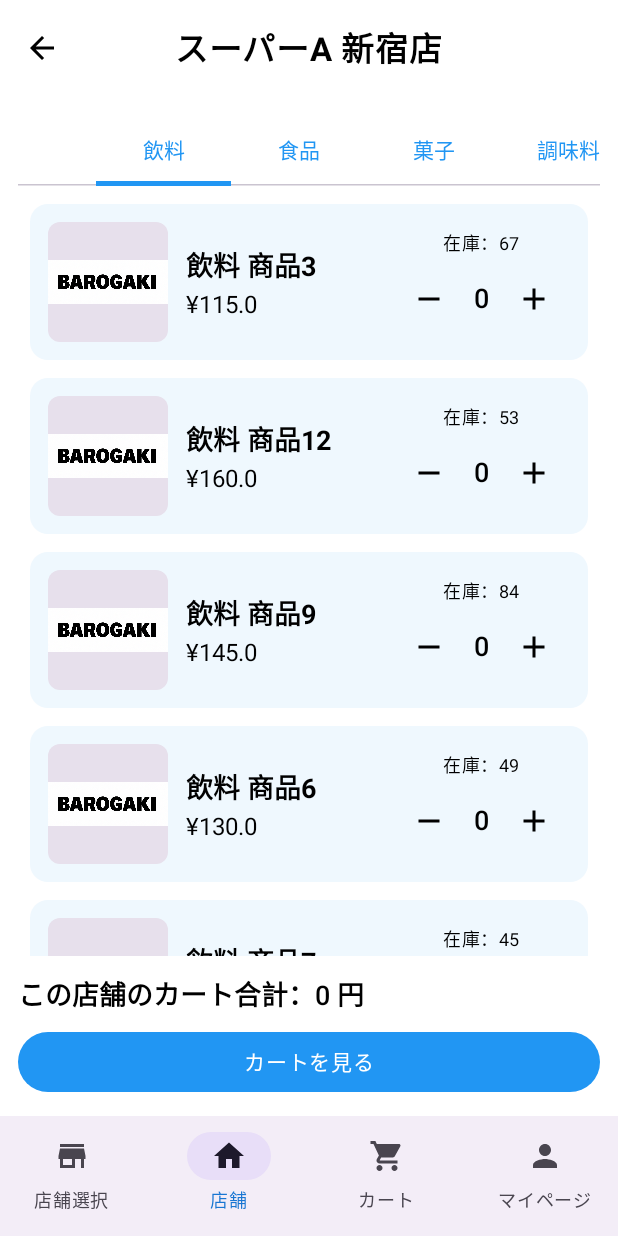
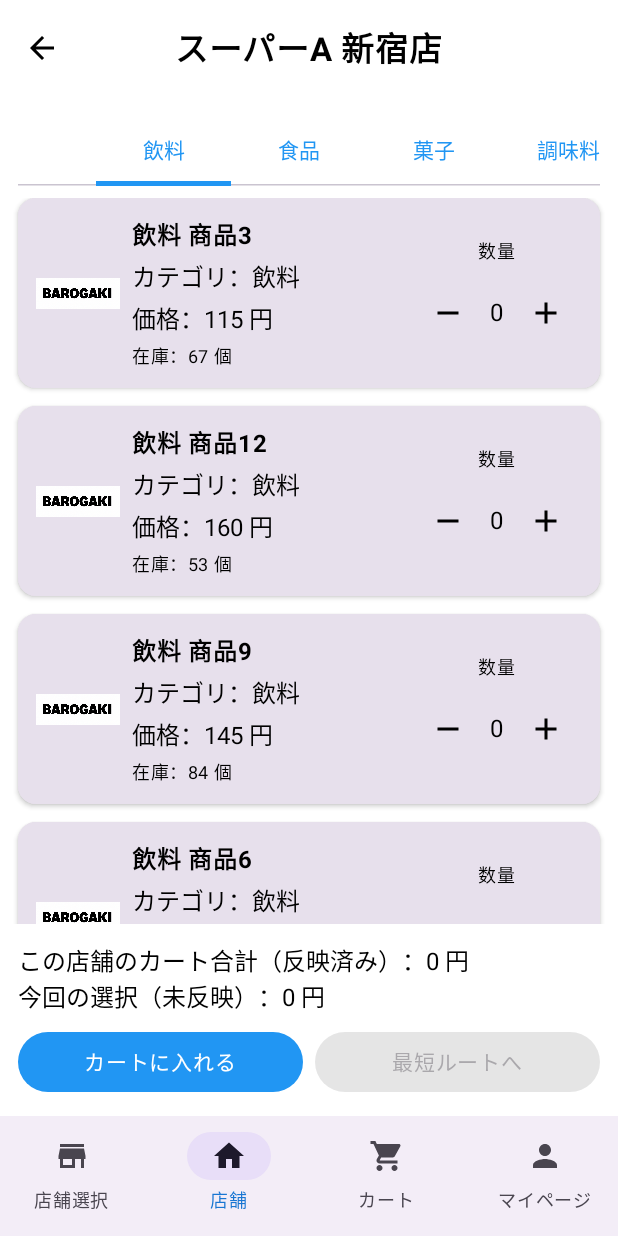
Before and after one commit to xg00410/supermarket, an Android app built with Jetpack Compose: the MenuScreen screen opened through its navigation route, on a phone screen of 412 x 824 dp. Run offline under Robolectric (Android 15) with nearby library versions, the phone set to English and light mode, and no system bars.

Commit message:
2025.11.19增加了店铺画面的按钮，但是多了两行字还没有改，不同品类切换后选购商品数量正常

```diff
--- a/app/src/main/java/com/example/supermarket/data/SelectedStoreState.kt
+++ b/app/src/main/java/com/example/supermarket/data/SelectedStoreState.kt
@@ -1,17 +1,19 @@
 // =========================================================
 // File: SelectedStoreState.kt
 // 役割:
-//   - 「直近でユーザーが見ていた店舗」の storeId を保持する簡易な状態ホルダー。
-//   - BottomNavBar（店舗タブ）などから参照して、
-//     その店舗の Menu 画面を開くために利用する。
-// 備考:
-//   - 本来は ViewModel や DataStore 等で管理すべきだが、
-//     現段階では最小限の改修に留めるため、単純なオブジェクトで実装する。
+//   - アプリ全体で「現在選択中の店舗ID」を共有するシンプルな状態ホルダー。
+//   - 本来は ViewModel などで管理するのが理想だが、卒業制作では
+//     構成をシンプルにするため object で実装している。
 // =========================================================
 
 package com.example.supermarket.data
 
+import androidx.compose.runtime.getValue
+import androidx.compose.runtime.mutableStateOf
+import androidx.compose.runtime.setValue
+
 object SelectedStoreState {
-    // デフォルトは新宿店（S001）
-    var currentStoreId: String = "S001"
+    // デフォルト店舗: 新宿店 (S001)
+    // アプリ起動直後や、まだ店舗を選択していない場合に使う。
+    var currentStoreId by mutableStateOf("S001")
 }
--- a/app/src/main/java/com/example/supermarket/models/Product.kt
+++ b/app/src/main/java/com/example/supermarket/models/Product.kt
@@ -42,5 +42,5 @@ data class Product(
     val stock: Int,
 
     @DrawableRes
-    val imageRes: Int?       // 本地图片资源ID
+    val imageRes: Int       // 本地图片资源ID
 )
--- a/app/src/main/java/com/example/supermarket/ui/AppNavHost.kt
+++ b/app/src/main/java/com/example/supermarket/ui/AppNavHost.kt
@@ -1,13 +1,10 @@
 // =========================================================
 // File: AppNavHost.kt
-// アプリ全体のナビゲーション制御
-// 設計書ID: なし（ナビゲーション）
-// 役割:
-//   - 画面ID（Routes）に基づいて各画面を NavHost に登録する。
-//   - Login → Main → 店舗選択 → Menu → カート → Route → 履歴
-//     という一連の導線をここで定義する。
-// 更新者: 郭
-// 更新日: 2025-11-18
+// 说明：应用整体导航控制（中文修正版）
+// 核心修复：
+//   1. 记住用户“当前选中的店铺”
+//   2. BottomNav 进入菜单时不再固定为 S001
+//   3. 所有进入菜单的路径都同步更新 SelectedStoreState
 // =========================================================
 
 package com.example.supermarket.ui.theme
@@ -25,14 +22,8 @@ import com.example.supermarket.ui.screens.successscreen.LoginSuccessScreen
 import com.example.supermarket.ui.screens.successscreen.PasswordResetSuccessScreen
 import com.example.supermarket.ui.screens.successscreen.RegisterSuccessScreen
 import com.example.supermarket.viewmodel.CartViewModel
+import com.example.supermarket.data.SelectedStoreState   // ★ 新增：记录当前店铺
 
-/**
- * アプリ全体の画面遷移を管理する NavHost。
- *
- * @param navController  画面遷移を行う NavHostController
- * @param cartViewModel  カート・履歴を共有する ViewModel
- * @param modifier       親の Scaffold から渡される余白など
- */
 @Composable
 fun AppNavHost(
     navController: NavHostController,
@@ -46,15 +37,10 @@ fun AppNavHost(
     ) {
 
         // ------------------------
-        // メイン・認証系
+        // 起始 / 登录注册
         // ------------------------
-        composable(Routes.MAIN) {
-            MainScreen(navController)
-        }
-
-        composable(Routes.LOGIN) {
-            LoginScreen(navController = navController)
-        }
+        composable(Routes.MAIN) { MainScreen(navController) }
+        composable(Routes.LOGIN) { LoginScreen(navController) }
 
         composable(Routes.LOGIN_SUCCESS) {
             LoginSuccessScreen(
@@ -100,21 +86,13 @@ fun AppNavHost(
         }
 
         // ------------------------
-        // 店舗選択・位置情報
+        // 店铺选择 3 层级
         // ------------------------
-        composable(Routes.STORE_SELECT) {
-            StoreSelectScreen(navController)
-        }
+        composable(Routes.STORE_SELECT) { StoreSelectScreen(navController) }
+        composable(Routes.GPS_PERMISSION) { GpsPermissionScreen(navController) }
+        composable(Routes.STORE_MAP) { StoreMapScreen(navController) }
 
-        composable(Routes.GPS_PERMISSION) {
-            GpsPermissionScreen(navController)
-        }
-
-        composable(Routes.STORE_MAP) {
-            StoreMapScreen(navController)
-        }
-
-        // 第二層：地域 → 都道府県
+        // 第二层：区域 → 都道府县
         composable(
             route = Routes.STORE_PREFECTURE + "/{regionId}"
         ) { backStack ->
@@ -122,7 +100,7 @@ fun AppNavHost(
             StorePrefectureScreen(navController, regionId)
         }
 
-        // 第三層：都道府県 or キーワード → 店舗一覧
+        // 第三层：检索结果（关键词 or 都道府县）
         composable(
             route = Routes.STORE_RESULT + "/keyword={keyword}/pref={pref}"
         ) { backStack ->
@@ -131,97 +109,86 @@ fun AppNavHost(
             StoreResultScreen(navController, keyword, pref)
         }
 
-        // 店舗詳細
+        // 店铺详情
         composable(
             route = "${Routes.STORE_DETAIL}/{storeId}",
             arguments = listOf(navArgument("storeId") { type = NavType.StringType })
         ) { backStackEntry ->
             val storeId = backStackEntry.arguments?.getString("storeId") ?: ""
-            StoreDetailScreen(
+
+            // ★ 进入店铺详情时记录店铺
+            SelectedStoreState.currentStoreId = storeId
+
+            StoreDetailScreen(navController, storeId)
+        }
+
+        // 旧版本 store_region（你若不用可以不打开）
+        composable(
+            route = "${Routes.STORE_REGION}/{prefecture}",
+            arguments = listOf(navArgument("prefecture") { type = NavType.StringType })
+        ) {
+            StoreRegionScreen(navController, it.arguments?.getString("prefecture") ?: "")
+        }
+
+        // 店铺地图（扩展）
+        composable(
+            route = "${Routes.STORE_MAP_EXPANDED}/{storeId}",
+            arguments = listOf(navArgument("storeId") { type = NavType.StringType })
+        ) {
+            StoreMapExpandedScreen(navController, it.arguments?.getString("storeId") ?: "")
+        }
+
+        // ------------------------
+        // 商品菜单（最重要）
+        // ------------------------
+
+        // ① MENU（无参数）→ 用“最近选的店”
+        composable(Routes.MENU) {
+            val current = SelectedStoreState.currentStoreId
+            MenuScreen(
                 navController = navController,
-                storeId = storeId
+                cartViewModel = cartViewModel,
+                storeId = current
             )
         }
 
-        // 既存：都道府県→店舗一覧（旧仕様 store_region）
-        composable(
-            route = "${Routes.STORE_REGION}/{prefecture}",
-            arguments = listOf(navArgument("prefecture") { type = NavType.StringType })
-        ) { backStackEntry ->
-            val prefecture = backStackEntry.arguments?.getString("prefecture") ?: ""
-            StoreRegionScreen(
-                navController = navController,
-                prefecture = prefecture
-            )
-        }
-
-        // 店舗内マップ拡大
-        composable(
-            route = "${Routes.STORE_MAP_EXPANDED}/{storeId}",
-            arguments = listOf(navArgument("storeId") { type = NavType.StringType })
-        ) { backStackEntry ->
-            val storeId = backStackEntry.arguments?.getString("storeId") ?: ""
-            StoreMapExpandedScreen(
-                navController = navController,
-                storeId = storeId
-            )
-        }
-
-        // ------------------------
-        // 商品一覧・カート
-        // ------------------------
-        composable(Routes.MENU) {
-            // デフォルト店舗（仮に S001 とする）
-            MenuScreen(
-                navController = navController,
-                cartViewModel = cartViewModel,
-                storeId = "S001"
-            )
-        }
-
+        // ② MENU/{storeId} → 更新当前店铺
         composable(
             route = "${Routes.MENU}/{storeId}",
             arguments = listOf(navArgument("storeId") { type = NavType.StringType })
         ) { backStackEntry ->
             val storeId = backStackEntry.arguments?.getString("storeId") ?: "S001"
-            MenuScreen(
-                navController = navController,
-                cartViewModel = cartViewModel,
-                storeId = storeId
-            )
+
+            // ★ 记录用户当前选择的店铺
+            SelectedStoreState.currentStoreId = storeId
+
+            MenuScreen(navController, cartViewModel, storeId)
         }
 
+        // ------------------------
+        // 购物车
+        // ------------------------
         composable(Routes.CART) {
-            CartScreen(
-                navController = navController,
-                cartViewModel = cartViewModel
-            )
+            CartScreen(navController, cartViewModel)
         }
 
         composable(Routes.CART_MANAGE) {
-            List2Screen(
-                navController = navController,
-                cartViewModel = cartViewModel
-            )
+            List2Screen(navController, cartViewModel)
         }
 
         // ------------------------
-        // 最短ルート
+        // 最短路径（传入 storeId）
         // ------------------------
         composable(
             route = "${Routes.ROUTE}/{storeId}",
             arguments = listOf(navArgument("storeId") { type = NavType.StringType })
         ) { backStackEntry ->
             val storeId = backStackEntry.arguments?.getString("storeId") ?: "S001"
-            RouteScreen(
-                navController = navController,
-                cartViewModel = cartViewModel,
-                storeId = storeId
-            )
+            RouteScreen(navController, cartViewModel, storeId)
         }
 
         // ------------------------
-        // マイページ・履歴・設定
+        // 我的页面 / 设置 / 历史
         // ------------------------
         composable(Routes.PROFILE) {
             ProfileScreen(
@@ -240,30 +207,13 @@ fun AppNavHost(
             )
         }
 
-        composable(Routes.SETTINGS) {
-            SettingsScreen(
-                onBack = { navController.popBackStack() }
-            )
-        }
-
-        composable(Routes.TERMS) {
-            TermsScreen(
-                onBack = { navController.popBackStack() }
-            )
-        }
-
-        composable(Routes.ORDER_HISTORY) {
-            OrderHistoryScreen(
-                navController = navController,
-                cartViewModel = cartViewModel
-            )
-        }
+        composable(Routes.SETTINGS) { SettingsScreen(onBack = { navController.popBackStack() }) }
+        composable(Routes.TERMS) { TermsScreen(onBack = { navController.popBackStack() }) }
+        composable(Routes.ORDER_HISTORY) { OrderHistoryScreen(navController, cartViewModel) }
 
         // ------------------------
-        // ヘルプ
+        // 帮助
         // ------------------------
-        composable(Routes.HELP) {
-            HelpScreen(navController)
-        }
+        composable(Routes.HELP) { HelpScreen(navController) }
     }
 }
--- a/app/src/main/java/com/example/supermarket/ui/components/Productcard.kt
+++ b/app/src/main/java/com/example/supermarket/ui/components/Productcard.kt
@@ -8,108 +8,122 @@ import androidx.compose.material.icons.Icons
 import androidx.compose.material.icons.filled.Add
 import androidx.compose.material.icons.filled.Remove
 import androidx.compose.material3.*
-import androidx.compose.runtime.*
+import androidx.compose.runtime.Composable
 import androidx.compose.ui.Alignment
 import androidx.compose.ui.Modifier
 import androidx.compose.ui.res.painterResource
 import androidx.compose.ui.text.font.FontWeight
 import androidx.compose.ui.unit.dp
+import com.example.supermarket.R
 import com.example.supermarket.models.Product
-import com.example.supermarket.viewmodel.CartViewModel
-import com.example.supermarket.R
 
+// =========================================================
+// File: ProductCard.kt
+// 役割:
+//   - 商品１件分の表示カード。
+//   - 画像／商品名／価格／在庫数／数量（－ 数量 ＋）を表示。
+//   - 「数量の状態」は呼び出し側(MenuScreen)から受け取り、
+//     onQuantityChange コールバックで親に返すだけにする。
+//   - カートへの追加ロジックは一切ここでは行わない。
+// =========================================================
+
+@OptIn(ExperimentalMaterial3Api::class)
 @Composable
 fun ProductCard(
     product: Product,
-    cartViewModel: CartViewModel,
-    modifier: Modifier = Modifier
+    quantity: Int,
+    onQuantityChange: (Int) -> Unit
 ) {
-    var quantity by remember { mutableStateOf(0) }
-
-    Surface(
-        modifier = modifier
-            .fillMaxWidth()
-            .padding(horizontal = 8.dp),
+    Card(
+        modifier = Modifier
+            .fillMaxWidth(),
         shape = RoundedCornerShape(12.dp),
-        tonalElevation = 2.dp
+        elevation = CardDefaults.cardElevation(defaultElevation = 2.dp)
     ) {
         Row(
             modifier = Modifier
                 .fillMaxWidth()
+                .background(MaterialTheme.colorScheme.surfaceVariant)
                 .padding(12.dp),
             verticalAlignment = Alignment.CenterVertically
         ) {
-
-            // --- 左: 商品图片 ---
+            // 左: 画像
             Image(
-                painter = painterResource(
-                    id = product.imageRes ?: R.drawable.logo   // 全部图片不存在时用 logo
-                ),
+                painter = painterResource(id = product.imageRes),
                 contentDescription = product.name,
                 modifier = Modifier
-                    .size(80.dp)
-                    .background(MaterialTheme.colorScheme.surfaceVariant, RoundedCornerShape(8.dp))
+                    .size(64.dp)
+                    .padding(end = 8.dp)
             )
 
-            Spacer(modifier = Modifier.width(12.dp))
-
-            // --- 中央文字信息 ---
+            // 中央: 商品情報
             Column(
-                modifier = Modifier.weight(1f),
+                modifier = Modifier
+                    .weight(1f)
+                    .padding(end = 8.dp),
                 verticalArrangement = Arrangement.spacedBy(4.dp)
             ) {
                 Text(
                     text = product.name,
-                    style = MaterialTheme.typography.titleMedium,
+                    style = MaterialTheme.typography.bodyLarge,
                     fontWeight = FontWeight.Bold
                 )
                 Text(
-                    text = "¥${product.price}",
+                    text = "カテゴリ：${product.category}",
                     style = MaterialTheme.typography.bodyMedium
+                )
+                Text(
+                    text = "価格：${product.price.toInt()} 円",
+                    style = MaterialTheme.typography.bodyMedium
+                )
+                Text(
+                    text = "在庫：${product.stock} 個",
+                    style = MaterialTheme.typography.bodySmall
                 )
             }
 
-            // --- 右侧：库存 + 数量调整按钮 ---
+            // 右: 数量コントロール
             Column(
                 horizontalAlignment = Alignment.CenterHorizontally,
-                verticalArrangement = Arrangement.spacedBy(4.dp)
+                verticalArrangement = Arrangement.spacedBy(8.dp)
             ) {
-
-                Text(
-                    text = "在庫：${product.stock}",
-                    style = MaterialTheme.typography.bodySmall
-                )
+                Text("数量", style = MaterialTheme.typography.bodySmall)
 
                 Row(
                     verticalAlignment = Alignment.CenterVertically,
-                    horizontalArrangement = Arrangement.spacedBy(6.dp)
+                    horizontalArrangement = Arrangement.spacedBy(4.dp)
                 ) {
-
-                    // 减
+                    // － ボタン
                     IconButton(
                         onClick = {
-                            if (quantity > 0) {
-                                quantity--
-                                cartViewModel.removeFromCart(product)
-                            }
+                            val newValue = (quantity - 1).coerceAtLeast(0)
+                            onQuantityChange(newValue)
                         }
                     ) {
-                        Icon(Icons.Default.Remove, contentDescription = "减少")
+                        Icon(
+                            imageVector = Icons.Default.Remove,
+                            contentDescription = "減らす"
+                        )
                     }
 
                     Text(
                         text = quantity.toString(),
-                        style = MaterialTheme.typography.titleMedium
+                        style = MaterialTheme.typography.bodyLarge
                     )
 
-                    // 加
+                    // ＋ ボタン
                     IconButton(
                         onClick = {
-                            quantity++
-                            cartViewModel.addToCart(product)
+                            val newValue = quantity + 1
+                            // 在庫チェックは MenuScreen 側でまとめて行うので
+                            // ここでは単純に +1 するだけにする
+                            onQuantityChange(newValue)
                         }
                     ) {
-                        Icon(Icons.Default.Add, contentDescription = "增加")
+                        Icon(
+                            imageVector = Icons.Default.Add,
+                            contentDescription = "増やす"
+                        )
                     }
                 }
             }
--- a/app/src/main/java/com/example/supermarket/ui/screens/MenuScreen.kt
+++ b/app/src/main/java/com/example/supermarket/ui/screens/MenuScreen.kt
@@ -1,11 +1,14 @@
 // =========================================================
 // File: MenuScreen.kt
+// 設計書ID: menu
 // 画面名: 店舗画面（商品一覧）
 // 役割:
-//   - 店舗名を画面上部に表示
-//   - 左側にカテゴリ一覧、右側にカテゴリ別商品一覧
-//   - 「カートを見る」ボタン
-//   - 店舗ごとのカート合計を表示
+//   - 左側にカテゴリ一覧（8カテゴリ）を表示。
+//   - 右側にカテゴリ別の商品一覧を表示。
+//   - 商品画像／名前／価格／在庫／数量ボタン（＋／－）。
+//   - 画面下部に「カートに入れる」「最短ルートへ」ボタンを表示。
+//   - 店舗ごとのカート合計金額を下部に表示。
+//   - 店舗名を画面上部に表示して、どの店舗か分かるようにする。
 // =========================================================
 
 package com.example.supermarket.ui.screens
@@ -21,10 +24,14 @@ import androidx.compose.ui.Modifier
 import androidx.compose.ui.unit.dp
 import androidx.navigation.NavController
 import com.example.supermarket.data.StoreDataRepository
-import com.example.supermarket.data.SelectedStoreState
 import com.example.supermarket.ui.Routes
 import com.example.supermarket.ui.components.ProductCard
 import com.example.supermarket.viewmodel.CartViewModel
+
+private enum class MenuCommitAction {
+    ADD_TO_CART,
+    GO_ROUTE
+}
 
 @OptIn(ExperimentalMaterial3Api::class)
 @Composable
@@ -33,53 +40,85 @@ fun MenuScreen(
     cartViewModel: CartViewModel,
     storeId: String
 ) {
-    // ★ 表示中の店舗を記録（BottomNav 用）
-    LaunchedEffect(storeId) {
-        SelectedStoreState.currentStoreId = storeId
-    }
-
-    // ★ 店舗名を取得（StoreDataRepository から）
-    val store = remember(storeId) {
-        StoreDataRepository.getStoreById(storeId)
-    }
-    val storeName = store?.storeName ?: "店舗"
-
-    // 8カテゴリ
+    // 8カテゴリ（設計書に合わせて固定）
     val categories = listOf(
         "飲料", "食品", "菓子", "調味料",
         "日用品", "冷蔵", "冷凍", "その他"
     )
+
     var selectedCategory by remember { mutableStateOf(categories.first()) }
 
-    // 選択中カテゴリの商品一覧
-    val products = remember(selectedCategory, storeId) {
-        StoreDataRepository.getProductsByStore(storeId).filter {
-            it.category == selectedCategory
-        }
+    // 店舗情報
+    val store = remember(storeId) {
+        StoreDataRepository.getStoreById(storeId)
     }
 
-    // ★ カート合計（毎回計算 → リアルタイム更新のため）
+    // この店舗に属する全商品
+    val allProductsForStore = remember(storeId) {
+        StoreDataRepository.getProductsByStore(storeId)
+    }
+
+    // productId -> Product のマップ（合計金額計算用）
+    val productMap = remember(storeId) {
+        allProductsForStore.associateBy { it.productId }
+    }
+
+    // 画面内の一時的な「選択数量」
+    // key: productId, value: 選択数量
+    val tempQuantities = remember(storeId) {
+        mutableStateMapOf<Int, Int>()
+    }
+
+    // 現在表示中カテゴリの商品一覧
+    val productsOfCategory = remember(selectedCategory, allProductsForStore) {
+        allProductsForStore.filter { it.category == selectedCategory }
+    }
+
+    // すでにカートに入っている「この店舗の合計金額」
     val storeCartTotal = cartViewModel.cartItems
         .filter { it.storeId == storeId }
         .sumOf { it.price * it.quantity }
 
+    // 画面内で一時選択している商品群の合計金額
+    val tempTotal = tempQuantities.entries.sumOf { (productId, qty) ->
+        val p = productMap[productId]
+        if (p != null && qty > 0) p.price * qty else 0.0
+    }
+
+    // ルートに進んでよいか？
+    val hasTempSelection = tempQuantities.values.any { it > 0 }
+    val hasCartForStore = cartViewModel.cartItems.any { it.storeId == storeId }
+    val canGoRoute = hasTempSelection || hasCartForStore
+
+    // 「カートに入れる／最短ルートへ」を押したときの共通処理
+    fun handleCommit(action: MenuCommitAction) {
+        // 一時選択をカートへ反映
+        tempQuantities.forEach { (productId, qty) ->
+            if (qty > 0) {
+                val p = productMap[productId]
+                if (p != null) {
+                    cartViewModel.addToCart(p, qty)
+                }
+            }
+        }
+        // 画面内の数量をリセット
+        tempQuantities.clear()
+
+        if (action == MenuCommitAction.GO_ROUTE) {
+            // この店舗の最短ルート画面へ
+            navController.navigate("${Routes.ROUTE}/$storeId")
+        }
+    }
+
     Scaffold(
         topBar = {
             CenterAlignedTopAppBar(
-                title = { Text(storeName) }, // ★ 店舗名を表示
+                title = {
+                    // 上部タイトルに「店舗名」を表示
+                    Text(text = store?.storeName ?: "商品一覧")
+                },
                 navigationIcon = {
-                    IconButton(
-                        onClick = {
-                            val prev = navController.previousBackStackEntry?.destination?.route
-                            if (prev == Routes.MAIN) {
-                                navController.navigate(Routes.STORE_SELECT) {
-                                    popUpTo(Routes.STORE_SELECT) { inclusive = false }
-                                }
-                            } else {
-                                navController.popBackStack()
-                            }
-                        }
-                    ) {
+                    IconButton(onClick = { navController.popBackStack() }) {
                         Icon(Icons.Default.ArrowBack, contentDescription = "戻る")
                     }
                 }
@@ -105,39 +144,63 @@ fun MenuScreen(
                 }
             }
 
-            Spacer(modifier = Modifier.height(12.dp))
+            Spacer(modifier = Modifier.height(8.dp))
 
-            // 商品一覧
+            // 商品一覧（上部：スクロール領域）
             LazyColumn(
                 verticalArrangement = Arrangement.spacedBy(12.dp),
                 modifier = Modifier.weight(1f)
             ) {
-                items(products) { product ->
+                items(productsOfCategory, key = { it.productId }) { product ->
+                    val q = tempQuantities[product.productId] ?: 0
                     ProductCard(
                         product = product,
-                        cartViewModel = cartViewModel
+                        quantity = q,
+                        onQuantityChange = { newQty ->
+                            // 0以下は削除扱い
+                            if (newQty <= 0) {
+                                tempQuantities.remove(product.productId)
+                            } else {
+                                tempQuantities[product.productId] = newQty
+                            }
+                        }
                     )
                 }
             }
 
             Spacer(modifier = Modifier.height(12.dp))
 
-            // 店舗カート合計
+            // 画面下部情報
             Text(
-                text = "この店舗のカート合計：${storeCartTotal.toInt()} 円",
-                style = MaterialTheme.typography.titleMedium
+                text = "この店舗のカート合計（反映済み）：${storeCartTotal.toInt()} 円",
+                style = MaterialTheme.typography.bodyMedium
+            )
+            Text(
+                text = "今回の選択（未反映）：${tempTotal.toInt()} 円",
+                style = MaterialTheme.typography.bodyMedium
             )
 
             Spacer(modifier = Modifier.height(8.dp))
 
-            // カートへ
-            Button(
-                onClick = {
-                    navController.navigate(Routes.CART)
-                },
-                modifier = Modifier.fillMaxWidth()
+            // 下部ボタン：カートに入れる ＋ 最短ルートへ
+            Row(
+                modifier = Modifier.fillMaxWidth(),
+                horizontalArrangement = Arrangement.spacedBy(8.dp)
             ) {
-                Text("カートを見る")
+                Button(
+                    onClick = { handleCommit(MenuCommitAction.ADD_TO_CART) },
+                    modifier = Modifier.weight(1f)
+                ) {
+                    Text("カートに入れる")
+                }
+
+                Button(
+                    onClick = { handleCommit(MenuCommitAction.GO_ROUTE) },
+                    modifier = Modifier.weight(1f),
+                    enabled = canGoRoute
+                ) {
+                    Text("最短ルートへ")
+                }
             }
         }
     }
```
